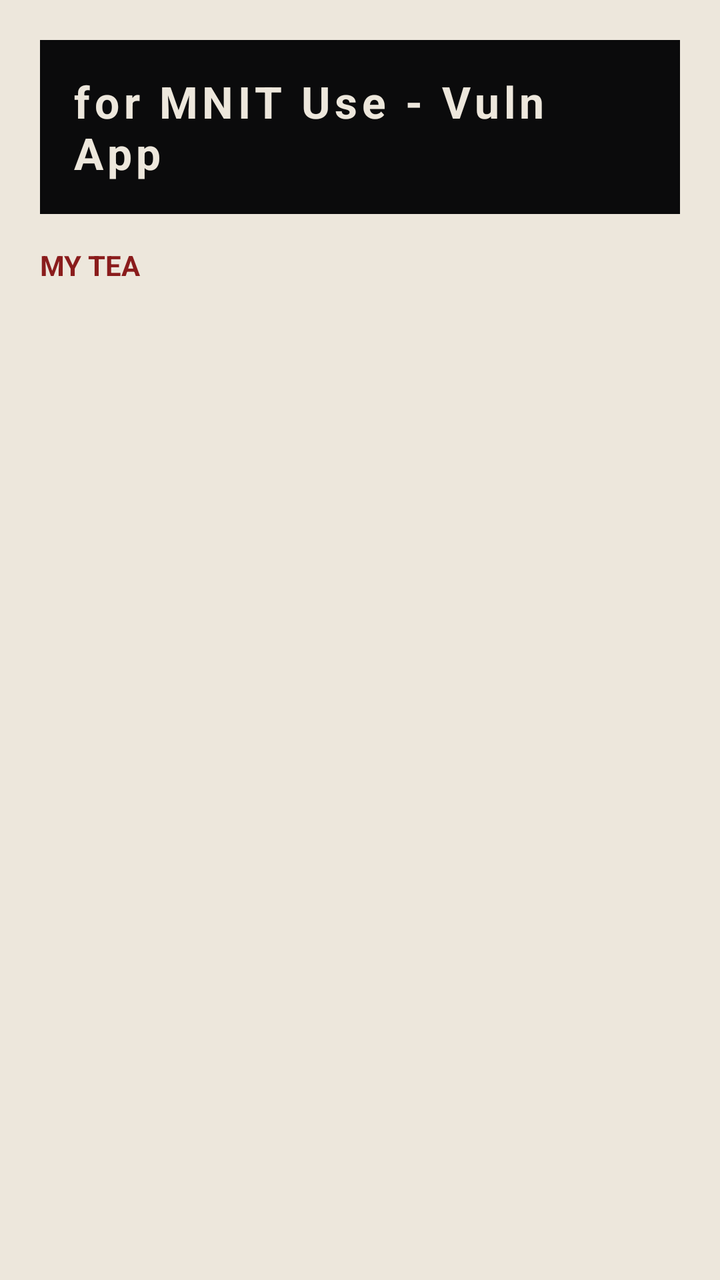
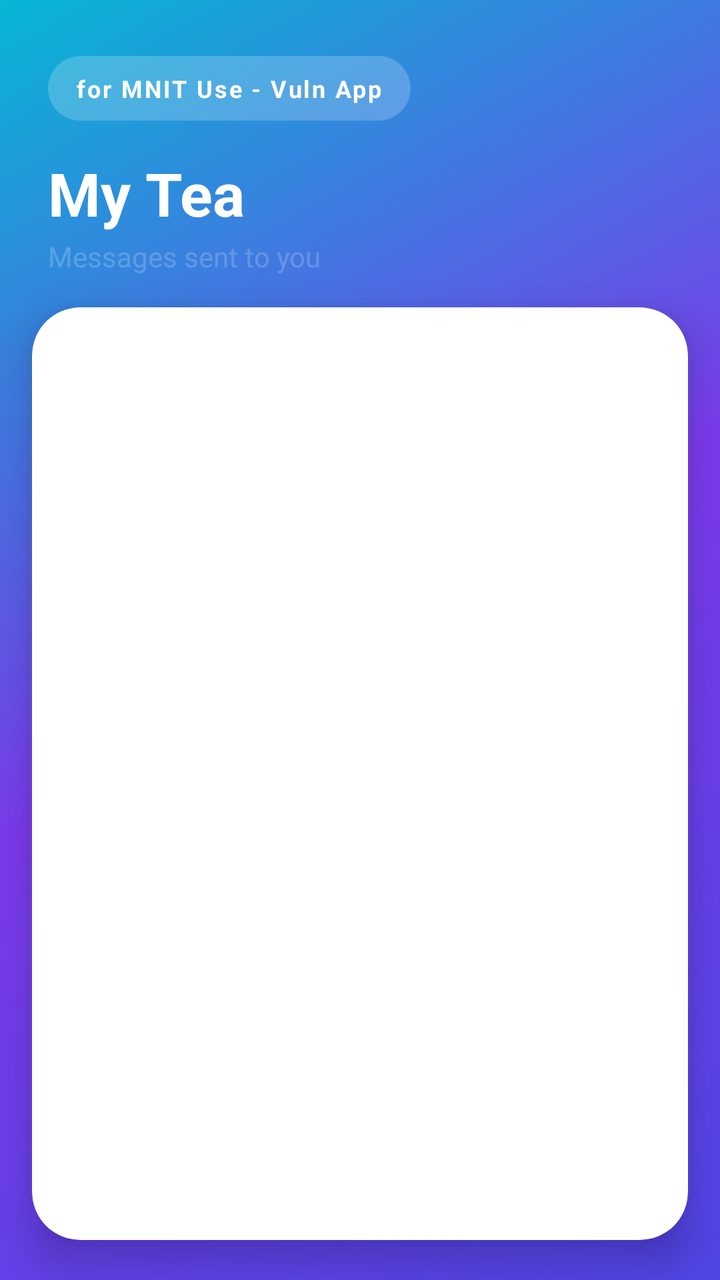

Two renders of the same Android screen: before a commit and after it. Below are the layout's source before the change and the commit's diff.
<!-- AndroidManifest.xml: application theme Theme.MnitVuln -->
<!-- res/layout/activity_my_tea.xml -->
<?xml version="1.0" encoding="utf-8"?>
<LinearLayout xmlns:android="http://schemas.android.com/apk/res/android"
    android:orientation="vertical" android:padding="20dp"
    android:background="@color/paper"
    android:layout_width="match_parent" android:layout_height="match_parent">
    <TextView android:text="@string/heading"
        android:background="@color/ink" android:textColor="@color/paper"
        android:textStyle="bold" android:textSize="22sp" android:padding="16dp"
        android:letterSpacing="0.1"
        android:layout_width="match_parent" android:layout_height="wrap_content"/>
    <TextView android:text="MY TEA"
        android:textColor="@color/oxblood" android:textStyle="bold"
        android:layout_marginTop="16dp" android:layout_marginBottom="8dp"
        android:layout_width="match_parent" android:layout_height="wrap_content"/>
    <ListView android:id="@+id/list"
        android:layout_width="match_parent" android:layout_height="match_parent"/>
</LinearLayout>
<!-- resources referenced by this layout -->
<resources>
  <color name="ink">#0B0B0C</color>
  <color name="oxblood">#8A1C1C</color>
  <color name="paper">#EDE7DC</color>
  <string name="heading">for MNIT Use - Vuln App</string>
  <style name="Theme.MnitVuln" parent="Theme.MaterialComponents.Light.NoActionBar">
          <item name="android:colorBackground">@color/paper</item>
          <item name="colorPrimary">@color/ink</item>
          <item name="colorAccent">@color/oxblood</item>
      </style>
</resources>

<!-- the commit's change to res/layout/activity_my_tea.xml (unified diff, before → after) -->
@@ -1,17 +1,34 @@
 <?xml version="1.0" encoding="utf-8"?>
 <LinearLayout xmlns:android="http://schemas.android.com/apk/res/android"
-    android:orientation="vertical" android:padding="20dp"
-    android:background="@color/paper"
+    xmlns:app="http://schemas.android.com/apk/res-auto"
+    android:orientation="vertical"
+    android:background="@drawable/bg_gradient_screen"
     android:layout_width="match_parent" android:layout_height="match_parent">
+
     <TextView android:text="@string/heading"
-        android:background="@color/ink" android:textColor="@color/paper"
-        android:textStyle="bold" android:textSize="22sp" android:padding="16dp"
-        android:letterSpacing="0.1"
-        android:layout_width="match_parent" android:layout_height="wrap_content"/>
-    <TextView android:text="MY TEA"
-        android:textColor="@color/oxblood" android:textStyle="bold"
-        android:layout_marginTop="16dp" android:layout_marginBottom="8dp"
-        android:layout_width="match_parent" android:layout_height="wrap_content"/>
-    <ListView android:id="@+id/list"
-        android:layout_width="match_parent" android:layout_height="match_parent"/>
+        android:background="@drawable/bg_badge_pill" android:textColor="@color/surfaceWhite"
+        android:textStyle="bold" android:textSize="12sp" android:letterSpacing="0.08"
+        android:paddingHorizontal="14dp" android:paddingVertical="8dp"
+        android:layout_marginTop="28dp" android:layout_marginStart="24dp"
+        android:layout_width="wrap_content" android:layout_height="wrap_content"/>
+
+    <TextView android:text="@string/my_tea_label"
+        android:textColor="@color/surfaceWhite" android:textStyle="bold" android:textSize="30sp"
+        android:layout_marginStart="24dp" android:layout_marginTop="16dp"
+        android:layout_width="wrap_content" android:layout_height="wrap_content"/>
+    <TextView android:text="@string/my_tea_subtitle"
+        android:textColor="@color/badgeOverlay" android:textSize="14sp"
+        android:layout_marginStart="24dp" android:layout_marginTop="2dp" android:layout_marginBottom="16dp"
+        android:layout_width="wrap_content" android:layout_height="wrap_content"/>
+
+    <com.google.android.material.card.MaterialCardView
+        android:layout_width="match_parent" android:layout_height="0dp" android:layout_weight="1"
+        android:layout_marginHorizontal="16dp" android:layout_marginBottom="20dp"
+        app:cardCornerRadius="24dp" app:cardElevation="12dp" app:cardBackgroundColor="@color/surfaceWhite">
+
+        <ListView android:id="@+id/list"
+            android:divider="@null" android:dividerHeight="0dp"
+            android:clipToPadding="false" android:paddingTop="8dp" android:paddingBottom="8dp"
+            android:layout_width="match_parent" android:layout_height="match_parent"/>
+    </com.google.android.material.card.MaterialCardView>
 </LinearLayout>
<!-- resource entries referenced after the edit -->
@@ -1,13 +1,37 @@
 <!-- resources referenced by this layout -->
 <resources>
-  <color name="ink">#0B0B0C</color>
-  <color name="oxblood">#8A1C1C</color>
-  <color name="paper">#EDE7DC</color>
+  <color name="badgeOverlay">#33FFFFFF</color>
+  <color name="surfaceWhite">#FFFFFF</color>
+  <!-- drawable bg_badge_pill (drawable) -->
+  <?xml version="1.0" encoding="utf-8"?>
+  <shape xmlns:android="http://schemas.android.com/apk/res/android" android:shape="rectangle">
+      <solid android:color="@color/badgeOverlay"/>
+      <corners android:radius="24dp"/>
+  </shape>
+  <!-- drawable bg_gradient_screen (drawable) -->
+  <?xml version="1.0" encoding="utf-8"?>
+  <shape xmlns:android="http://schemas.android.com/apk/res/android" android:shape="rectangle">
+      <gradient android:angle="135"
+          android:startColor="@color/gradientStart"
+          android:centerColor="@color/gradientMid"
+          android:endColor="@color/gradientEnd"
+          android:type="linear"/>
+  </shape>
   <string name="heading">for MNIT Use - Vuln App</string>
+  <string name="my_tea_label">My Tea</string>
+  <string name="my_tea_subtitle">Messages sent to you</string>
   <style name="Theme.MnitVuln" parent="Theme.MaterialComponents.Light.NoActionBar">
-          <item name="android:colorBackground">@color/paper</item>
-          <item name="colorPrimary">@color/ink</item>
-          <item name="colorAccent">@color/oxblood</item>
+          <item name="android:colorBackground">@color/surfaceMuted</item>
+          <item name="colorPrimary">@color/gradientStart</item>
+          <item name="colorPrimaryDark">@color/gradientStartDark</item>
+          <item name="colorAccent">@color/gradientEnd</item>
+          <item name="android:statusBarColor">@color/gradientStartDark</item>
+          <item name="android:windowLightStatusBar" tools:targetApi="m">false</item>
       </style>
+  <color name="gradientStart">#4F46E5</color>
+  <color name="gradientMid">#7C3AED</color>
+  <color name="gradientEnd">#06B6D4</color>
+  <color name="surfaceMuted">#F3F4F6</color>
+  <color name="gradientStartDark">#3730A3</color>
 </resources>
 
